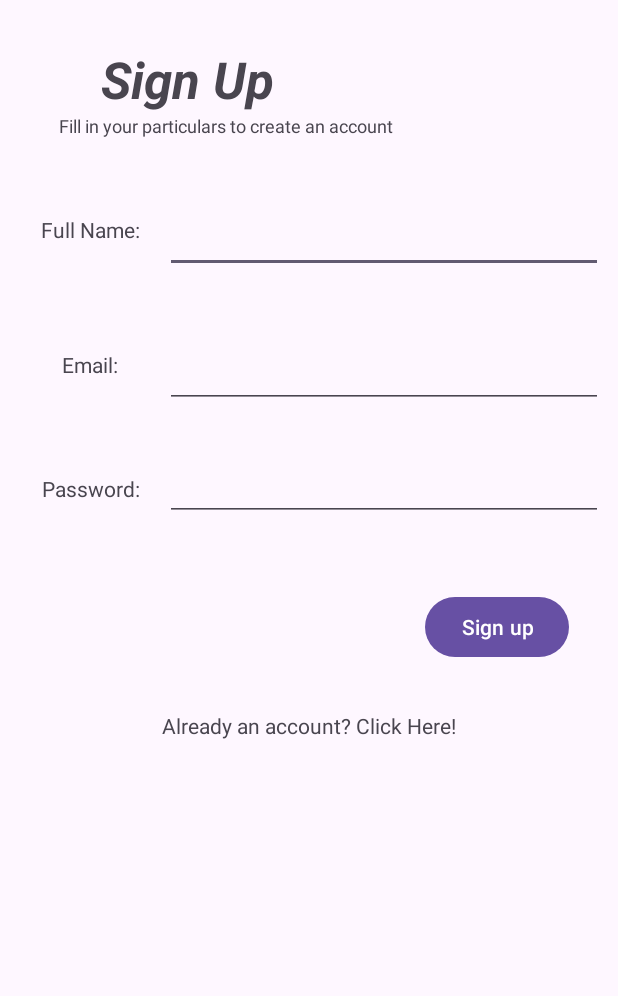
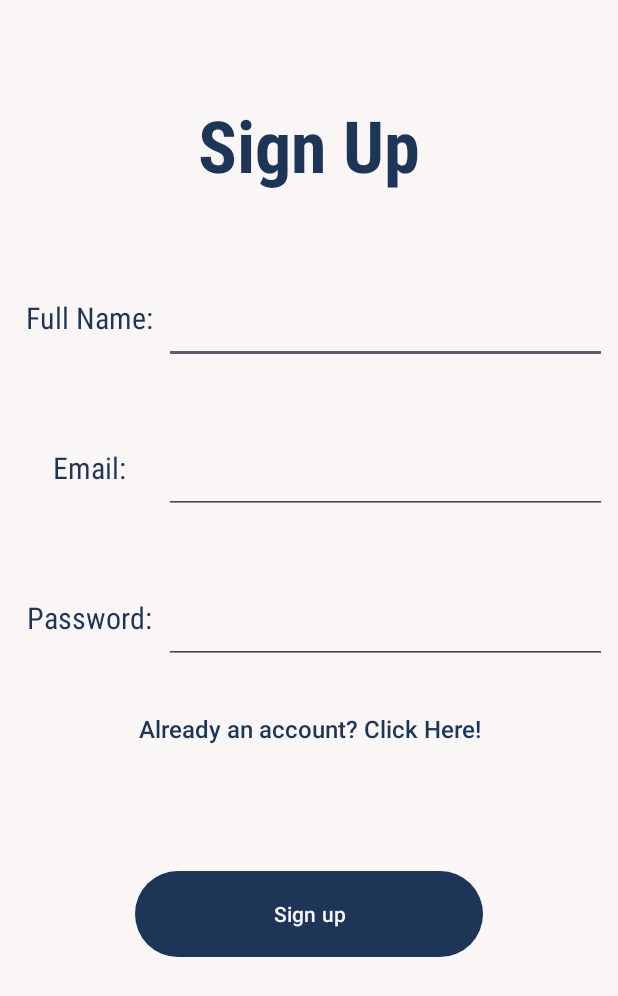
Before and after one commit to MAD2023team1/MAD2023_Team1, an Android app: the SignUpPage screen opened directly, with no data from a screen before it, on a phone screen of 412 x 824 dp. Shown: the top 996 px of the screen. Run offline under Robolectric (Android 15) with nearby library versions, the phone set to English and light mode, and no system bars.

Commit message:
Fixed problem

```diff
--- a/app/src/main/java/com/team1/book_my_campus/LoginPage.java
+++ b/app/src/main/java/com/team1/book_my_campus/LoginPage.java
@@ -24,8 +24,8 @@ public class LoginPage extends AppCompatActivity {
         Intent myRecvIntent = getIntent();
         EditText etEmail = findViewById(R.id.editTextText);
         EditText etPassword = findViewById(R.id.editTextText2);
-        Button loginButtonToApp = findViewById(R.id.button);
-        TextView switchToSignUp = findViewById(R.id.textView11);
+        Button loginButtonToApp = findViewById(R.id.loginBtn);
+        TextView switchToSignUp = findViewById(R.id.textView19);
 
         // Get email and password,click login button
         loginButtonToApp.setOnClickListener(new View.OnClickListener() {
--- a/app/src/main/java/com/team1/book_my_campus/SignUpPage.java
+++ b/app/src/main/java/com/team1/book_my_campus/SignUpPage.java
@@ -23,10 +23,10 @@ public class SignUpPage extends AppCompatActivity{
 
         Intent myRecvIntent = getIntent();
         EditText etName = findViewById(R.id.editTextText4);
-        EditText etEmail = findViewById(R.id.editTextText7);
-        EditText etPassword = findViewById(R.id.editTextText8);
-        Button signUpButtonToApp = findViewById(R.id.button2);
-        TextView switchToLogin = findViewById(R.id.textView14);
+        EditText etEmail = findViewById(R.id.editTextText);
+        EditText etPassword = findViewById(R.id.editTextText2);
+        Button signUpButtonToApp = findViewById(R.id.signupBtn);
+        TextView switchToLogin = findViewById(R.id.textView19);
 
         signUpButtonToApp.setOnClickListener(new View.OnClickListener() {
             String myName;
--- a/app/src/main/res/layout/signup_page.xml
+++ b/app/src/main/res/layout/signup_page.xml
@@ -1,57 +1,49 @@
 <?xml version="1.0" encoding="utf-8"?>
-<androidx.constraintlayout.widget.ConstraintLayout xmlns:android="http://schemas.android.com/apk/res/android"
+
+<ScrollView xmlns:android="http://schemas.android.com/apk/res/android"
 xmlns:app="http://schemas.android.com/apk/res-auto"
 xmlns:tools="http://schemas.android.com/tools"
 android:layout_width="match_parent"
-    android:layout_height="match_parent">
+android:layout_height="match_parent"
+android:background="@color/off_white">
 
-    <ScrollView
-        android:layout_width="match_parent"
-        android:layout_height="match_parent"
-        app:layout_constraintBottom_toBottomOf="parent"
-        app:layout_constraintEnd_toEndOf="parent"
-        app:layout_constraintStart_toStartOf="parent"
-        app:layout_constraintTop_toTopOf="parent">
 
     <androidx.constraintlayout.widget.ConstraintLayout
         android:layout_width="match_parent"
-            android:layout_height="wrap_content">
+        android:layout_height="match_parent"
+        android:background="@color/off_white">
+
+
+
+        <TextView
+            android:id="@+id/signupTitle"
+            android:layout_width="wrap_content"
+            android:layout_height="wrap_content"
+            android:layout_marginTop="64dp"
+            android:fontFamily="sans-serif-condensed"
+            android:text="@string/signUpPageTitle"
+            android:textAlignment="center"
+            android:textColor="@color/darkblue"
+            android:textSize="48sp"
+            android:textStyle="bold"
+            android:typeface="normal"
+            app:layout_constraintEnd_toEndOf="parent"
+            app:layout_constraintHorizontal_bias="0.5"
+            app:layout_constraintStart_toStartOf="parent"
+            app:layout_constraintTop_toTopOf="parent" />
 
         <LinearLayout
-                android:id="@+id/linearLayout2"
-                android:layout_width="412dp"
+            android:id="@+id/linearLayout"
+            android:layout_width="415dp"
             android:layout_height="wrap_content"
             android:orientation="vertical"
             app:layout_constraintEnd_toEndOf="parent"
             app:layout_constraintStart_toStartOf="parent"
-                app:layout_constraintTop_toTopOf="parent">
+            app:layout_constraintTop_toBottomOf="@+id/signupTitle">
 
             <Space
                 android:layout_width="match_parent"
-                    android:layout_height="30dp" />
-
-                <TextView
-                    android:id="@+id/textView2"
-                    android:layout_width="250dp"
-                    android:layout_height="wrap_content"
-                    android:text="@string/signUpPageTitle"
-                    android:textAlignment="center"
-                    android:textAllCaps="false"
-                    android:textSize="34sp"
-                    android:textStyle="bold|italic" />
-
-                <TextView
-                    android:id="@+id/textView8"
-                    android:layout_width="300dp"
-                    android:layout_height="wrap_content"
-                    android:text="Fill in your particulars to create an account"
-                    android:textAlignment="center"
-                    android:textSize="12sp" />
-
-                <Space
-                    android:layout_width="match_parent"
-                    android:layout_height="30dp" />
-
+                android:layout_height="54dp" />
             <LinearLayout
                 android:layout_width="match_parent"
                 android:layout_height="60dp"
@@ -65,16 +57,21 @@
                     android:id="@+id/textView13"
                     android:layout_width="100dp"
                     android:layout_height="wrap_content"
+                    android:fontFamily="sans-serif-condensed"
                     android:text="@string/nameText"
-                        android:textAlignment="center" />
+                    android:textAlignment="center"
+                    android:textColor="@color/darkblue"
+                    android:textSize="20sp" />
 
                 <EditText
                     android:id="@+id/editTextText4"
+                    style="@style/Widget.AppCompat.AutoCompleteTextView"
                     android:layout_width="wrap_content"
                     android:layout_height="match_parent"
                     android:layout_weight="1"
                     android:ems="10"
-                        android:inputType="text" />
+                    android:inputType="text"
+                    android:textColor="@color/off_white" />
 
                 <Space
                     android:layout_width="10dp"
@@ -83,7 +80,7 @@
 
             <Space
                 android:layout_width="match_parent"
-                    android:layout_height="30dp" />
+                android:layout_height="40dp" />
 
             <LinearLayout
                 android:layout_width="match_parent"
@@ -95,14 +92,17 @@
                     android:layout_height="wrap_content" />
 
                 <TextView
-                        android:id="@+id/textView21"
+                    android:id="@+id/textView9"
                     android:layout_width="100dp"
                     android:layout_height="wrap_content"
+                    android:fontFamily="sans-serif-condensed"
                     android:text="@string/emailText"
-                        android:textAlignment="center" />
+                    android:textAlignment="center"
+                    android:textColor="@color/darkblue"
+                    android:textSize="20sp" />
 
                 <EditText
-                        android:id="@+id/editTextText7"
+                    android:id="@+id/editTextText"
                     android:layout_width="wrap_content"
                     android:layout_height="match_parent"
                     android:layout_weight="1"
@@ -112,11 +112,12 @@
                 <Space
                     android:layout_width="10dp"
                     android:layout_height="wrap_content" />
+
             </LinearLayout>
 
             <Space
                 android:layout_width="match_parent"
-                    android:layout_height="30dp" />
+                android:layout_height="40dp" />
 
             <LinearLayout
                 android:layout_width="match_parent"
@@ -128,16 +129,19 @@
                     android:layout_height="wrap_content" />
 
                 <TextView
-                        android:id="@+id/textView22"
+                    android:id="@+id/textView10"
                     android:layout_width="100dp"
                     android:layout_height="wrap_content"
+                    android:fontFamily="sans-serif-condensed"
                     android:text="@string/passwordText"
-                        android:textAlignment="center" />
+                    android:textAlignment="center"
+                    android:textColor="@color/darkblue"
+                    android:textSize="20sp" />
 
                 <EditText
-                        android:id="@+id/editTextText8"
+                    android:id="@+id/editTextText2"
                     android:layout_width="wrap_content"
-                        android:layout_height="wrap_content"
+                    android:layout_height="match_parent"
                     android:layout_weight="1"
                     android:ems="10"
                     android:inputType="text" />
@@ -150,29 +154,35 @@
         </LinearLayout>
 
         <TextView
-                android:id="@+id/textView14"
+            android:id="@+id/textView19"
             android:layout_width="wrap_content"
             android:layout_height="wrap_content"
             android:layout_marginTop="32dp"
-                android:layout_marginBottom="24dp"
+            android:fontFamily="sans-serif-medium"
             android:text="@string/oldUserText"
+            android:textAlignment="center"
+            android:textAllCaps="false"
+            android:textColor="@color/darkblue"
+            android:textSize="16sp"
+            app:layout_constraintEnd_toEndOf="parent"
+            app:layout_constraintStart_toStartOf="parent"
+            app:layout_constraintTop_toBottomOf="@+id/linearLayout" />
+
+        <Button
+            android:id="@+id/signupBtn"
+            android:layout_width="232dp"
+            android:layout_height="65dp"
+            android:layout_marginTop="80dp"
+            android:text="@string/signUpButton"
+            android:textColor="@color/off_white"
+            app:backgroundTint="@color/darkblue"
             app:layout_constraintBottom_toBottomOf="parent"
             app:layout_constraintEnd_toEndOf="parent"
+            app:layout_constraintHorizontal_bias="0.5"
             app:layout_constraintStart_toStartOf="parent"
-                app:layout_constraintTop_toBottomOf="@+id/button2" />
+            app:layout_constraintTop_toBottomOf="@+id/textView19" />
 
-            <Button
-                android:id="@+id/button2"
-                android:layout_width="wrap_content"
-                android:layout_height="wrap_content"
-                android:layout_marginStart="250dp"
-                android:layout_marginTop="32dp"
-                android:text="@string/signUpButton"
-                app:layout_constraintEnd_toEndOf="parent"
-                app:layout_constraintStart_toStartOf="parent"
-                app:layout_constraintTop_toBottomOf="@+id/linearLayout2" />
 
     </androidx.constraintlayout.widget.ConstraintLayout>
+
 </ScrollView>
-
-</androidx.constraintlayout.widget.ConstraintLayout>
```
Also changed, not shown: app/src/main/java/com/team1/book_my_campus/MainActivity.java (+4 -5 lines), app/src/main/res/layout/activity_main.xml (deleted, +0 -99 lines), app/src/main/res/layout/landing_page.xml (+3 -4 lines), app/src/main/res/layout/login_page.xml (+55 -47 lines), app/src/main/res/layout/loginpage.xml (deleted, +0 -150 lines), app/src/main/res/layout/signuppage.xml (deleted, +0 -188 lines). Lines whose indentation alone changed are shown as unchanged.
